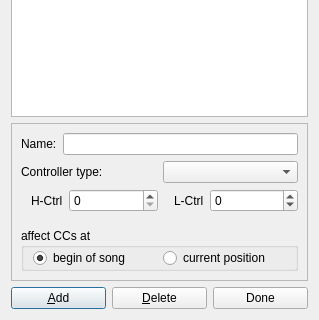
Qt form muse3/muse/components/arrangercolumnsbase.ui (emrum/muse) before a commit; both pictures show x 0 to 319 and y 165 to 485 of the 319 by 485 pixel window.
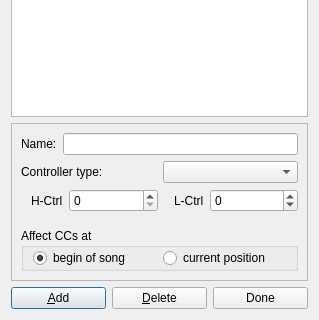
The same form after that commit.

```diff
--- a/muse3/muse/components/arrangercolumnsbase.ui
+++ b/muse3/muse/components/arrangercolumnsbase.ui
@@ -175,7 +175,7 @@
         <item>
          <widget class="QGroupBox" name="horizontalGroupBox">
           <property name="title">
-           <string>affect CCs at</string>
+           <string>Affect CCs at</string>
           </property>
           <layout class="QHBoxLayout" name="horizontalLayout_4">
            <property name="spacing">
```
